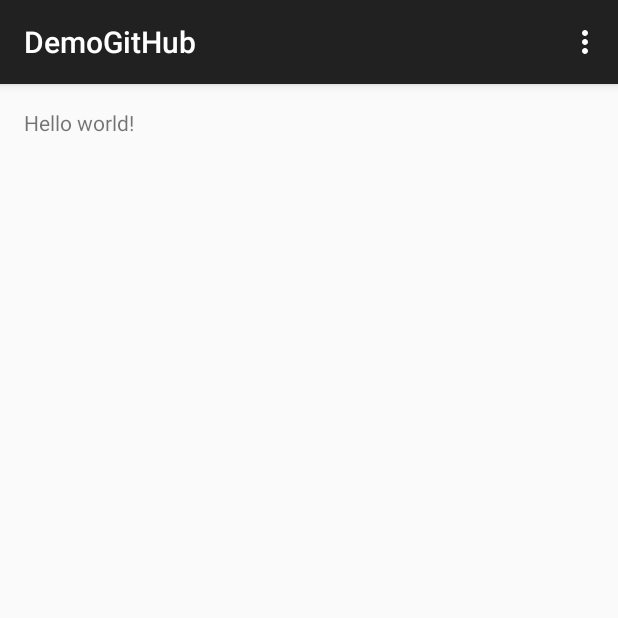
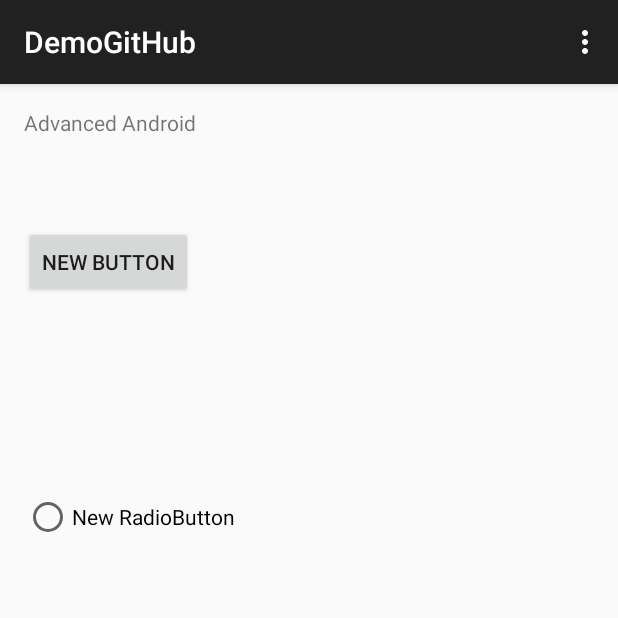
Before and after one commit to llkelley/DemoGitHub, an Android app: the screen it shows after launch (MainActivity), on a phone screen of 412 x 824 dp, the top half of it. Run offline under Robolectric (Android 15) with nearby library versions, the phone set to English and light mode, and no system bars.

Commit message:
Updated changes based on the demo

```diff
--- a/app/src/main/res/layout/activity_main.xml
+++ b/app/src/main/res/layout/activity_main.xml
@@ -11,6 +11,28 @@
     <TextView
         android:text="@string/hello_world"
         android:layout_width="wrap_content"
-        android:layout_height="wrap_content"/>
+        android:layout_height="wrap_content"
+        android:id="@+id/textView"/>
+
+    <Button
+        android:layout_width="wrap_content"
+        android:layout_height="wrap_content"
+        android:text="New Button"
+        android:id="@+id/button"
+        android:layout_below="@+id/textView"
+        android:layout_alignParentLeft="true"
+        android:layout_alignParentStart="true"
+        android:layout_marginTop="59dp"/>
+
+    <RadioButton
+        android:layout_width="wrap_content"
+        android:layout_height="wrap_content"
+        android:text="New RadioButton"
+        android:id="@+id/radioButton"
+        android:layout_below="@+id/button"
+        android:layout_alignParentLeft="true"
+        android:layout_alignParentStart="true"
+        android:layout_marginTop="130dp"/>
+
 
 </RelativeLayout>
--- a/app/src/main/res/values/strings.xml
+++ b/app/src/main/res/values/strings.xml
@@ -1,6 +1,6 @@
 <resources>
     <string name="app_name">DemoGitHub</string>
 
-    <string name="hello_world">Hello world!</string>
+    <string name="hello_world">Advanced Android</string>
     <string name="action_settings">Settings</string>
 </resources>
```
